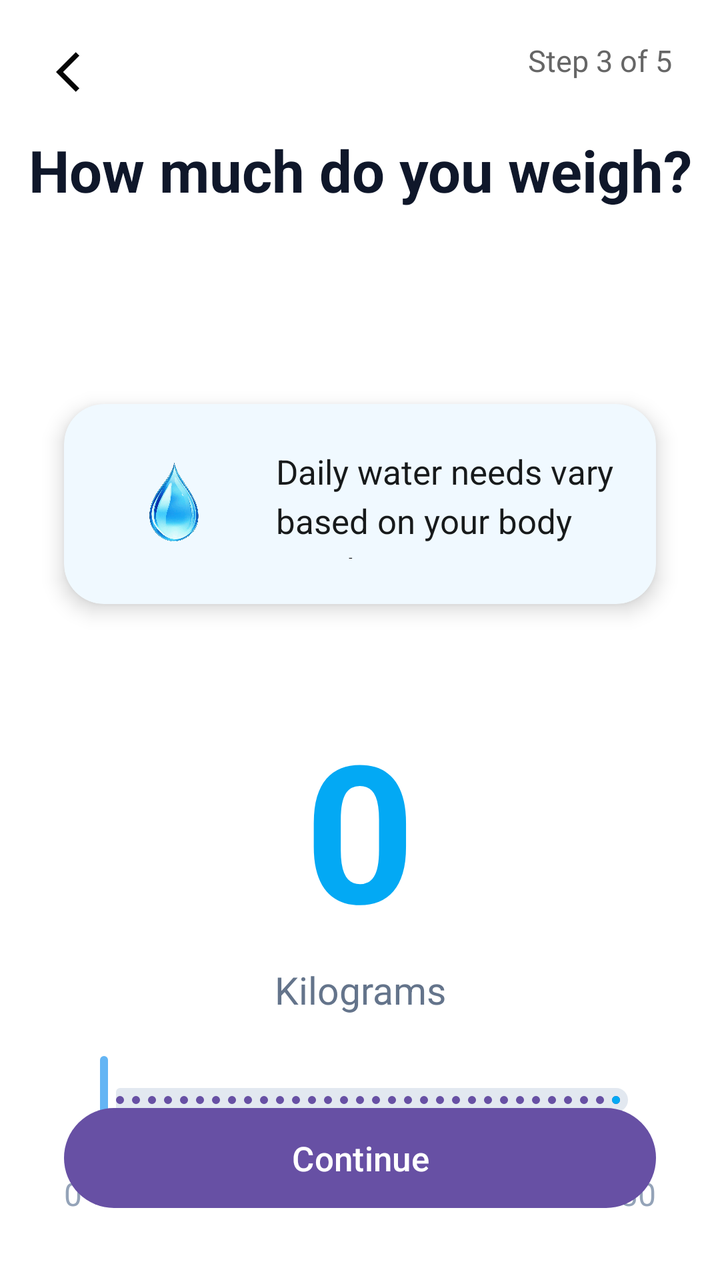
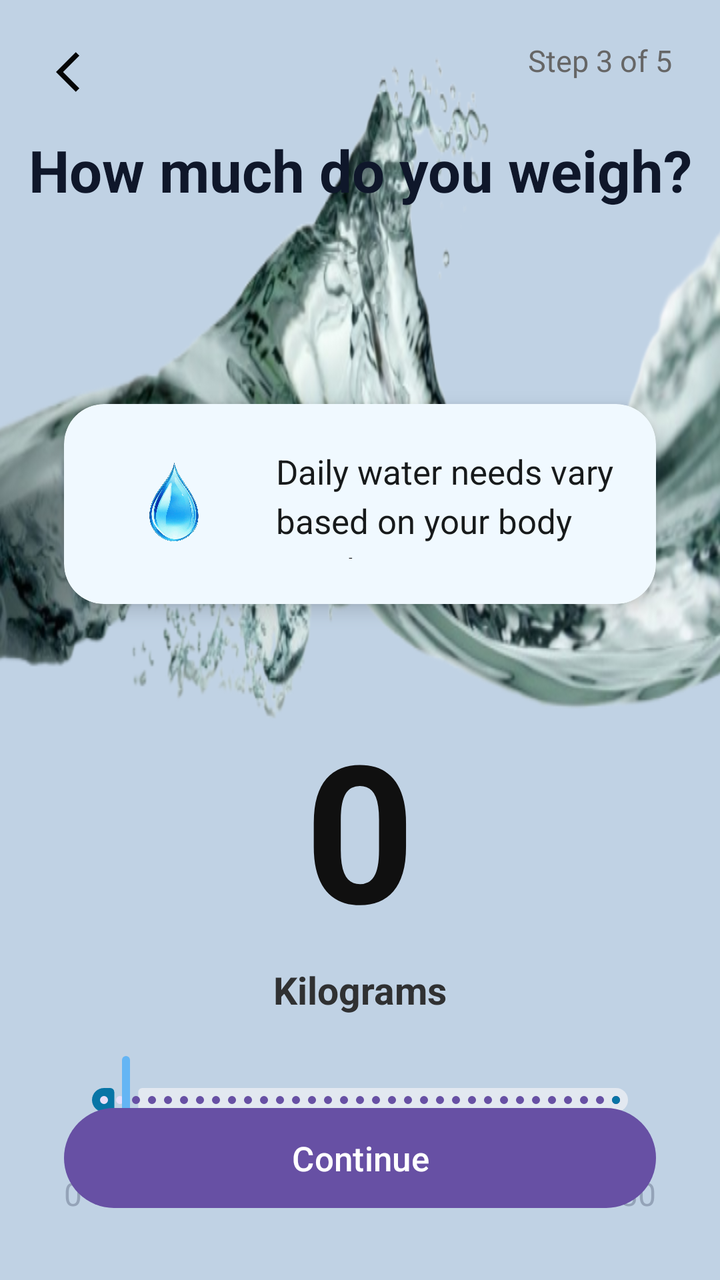

Screens rendered from an Android XML layout before and after an edit, with the pre-edit source and the edit as a unified diff.
<!-- AndroidManifest.xml: application theme Theme.WaterReminder -->
<!-- res/layout/activity_weight_selection.xml -->
<?xml version="1.0" encoding="utf-8"?>
<androidx.constraintlayout.widget.ConstraintLayout xmlns:android="http://schemas.android.com/apk/res/android"
    xmlns:app="http://schemas.android.com/apk/res-auto"
    xmlns:tools="http://schemas.android.com/tools"
    android:layout_width="match_parent"
    android:layout_height="match_parent"
    android:background="#FFFFFF"
    android:id="@+id/WeightSelection"
    tools:context=".WeightSelection">

    
    <ImageButton
        android:id="@+id/btn_back"
        android:layout_width="48dp"
        android:layout_height="48dp"
        android:src="@drawable/baseline_arrow_back_ios_24"
        android:background="?attr/selectableItemBackgroundBorderless"
        app:layout_constraintTop_toTopOf="parent"
        app:layout_constraintStart_toStartOf="parent"
        android:layout_marginTop="12dp"
        android:layout_marginStart="16dp" />

    <TextView
        android:id="@+id/tv_header"
        android:layout_width="wrap_content"
        android:layout_height="wrap_content"
        android:text="Step 3 of 5"
        android:textSize="15sp"
        android:textColor="#666666"
        app:layout_constraintTop_toTopOf="parent"
        app:layout_constraintEnd_toEndOf="parent"
        android:layout_marginTop="20dp"
        android:layout_marginEnd="24dp" />

    <TextView
        android:id="@+id/tv_title"
        android:layout_width="0dp"
        android:layout_height="170dp"
        android:text="How much do you weigh?"
        android:layout_marginTop="50dp"
        android:textSize="29sp"
        android:textColor="#0F172A"
        android:textStyle="bold"
        android:gravity="center"
        android:lineSpacingExtra="6dp"
        app:layout_constraintStart_toStartOf="parent"
        app:layout_constraintEnd_toEndOf="parent"
        android:layout_marginVertical="0dp"
        tools:ignore="MissingConstraints" />

    
    <androidx.cardview.widget.CardView
        android:id="@+id/info_card"
        android:layout_width="0dp"
        android:layout_height="wrap_content"
        app:cardCornerRadius="20dp"
        app:cardElevation="6dp"
        app:cardBackgroundColor="#F0F9FF"
        android:layout_marginHorizontal="32dp"
        app:layout_constraintTop_toBottomOf="@id/tv_title"
        app:layout_constraintStart_toStartOf="parent"
        app:layout_constraintEnd_toEndOf="parent"
        android:layout_marginTop="32dp">

        <LinearLayout
            android:layout_width="match_parent"
            android:layout_height="wrap_content"
            android:orientation="horizontal"
            android:padding="20dp"
            android:gravity="center_vertical">

            <ImageView
                android:layout_width="70dp"
                android:layout_height="60dp"
                android:src="@drawable/water_drop"
                android:layout_marginEnd="16dp" />

            <TextView
                android:layout_width="0dp"
                android:layout_height="55dp"
                android:layout_weight="55"
                android:lineSpacingExtra="5dp"
                android:text="Daily water needs vary based on your body weight."
                android:textColor="#171A1B"
                android:textSize="17sp" />

        </LinearLayout>
    </androidx.cardview.widget.CardView>

    
    <androidx.constraintlayout.widget.ConstraintLayout
        android:layout_width="0dp"
        android:layout_height="wrap_content"
        app:layout_constraintTop_toBottomOf="@id/info_card"
        app:layout_constraintStart_toStartOf="parent"
        app:layout_constraintEnd_toEndOf="parent"
        android:layout_marginTop="48dp"
        android:layout_marginHorizontal="32dp">

        
        <TextView
            android:id="@+id/tv_weight"
            android:layout_width="wrap_content"
            android:layout_height="wrap_content"
            android:text="0"
            android:textSize="96sp"
            android:textColor="#03A9F4"
            android:textStyle="bold"
            android:letterSpacing="-0.04"
            app:layout_constraintTop_toTopOf="parent"
            app:layout_constraintStart_toStartOf="parent"
            app:layout_constraintEnd_toEndOf="parent" />

        <TextView
            android:layout_width="wrap_content"
            android:layout_height="wrap_content"
            android:text="Kilograms"
            android:textSize="19sp"
            android:textColor="#64748B"
            app:layout_constraintTop_toBottomOf="@id/tv_weight"
            app:layout_constraintStart_toStartOf="parent"
            app:layout_constraintEnd_toEndOf="parent"
            android:layout_marginTop="4dp" />

        
        <com.google.android.material.slider.Slider
            android:id="@+id/weight_slider"
            android:layout_width="0dp"
            android:layout_height="wrap_content"
            android:valueFrom="0"
            android:valueTo="230"
            android:value="0"
            android:stepSize="1"
            app:trackHeight="12dp"
            app:thumbRadius="16dp"
            app:trackColorInactive="#E2E8F0"
            app:trackColorActive="#03A9F4"
            app:thumbColor="#64B5F4"
            app:haloColor="#93C5FD"
            app:labelBehavior="gone"
            app:layout_constraintTop_toBottomOf="@id/tv_weight"
            app:layout_constraintStart_toStartOf="parent"
            app:layout_constraintEnd_toEndOf="parent"
            android:layout_marginTop="48dp" />

        
        <TextView
            android:layout_width="wrap_content"
            android:layout_height="wrap_content"
            android:text="0"
            android:textColor="#94A3B8"
            android:textSize="16sp"
            app:layout_constraintTop_toBottomOf="@id/weight_slider"
            app:layout_constraintStart_toStartOf="parent"
            android:layout_marginTop="12dp" />

        <TextView
            android:layout_width="wrap_content"
            android:layout_height="wrap_content"
            android:text="230"
            android:textColor="#94A3B8"
            android:textSize="16sp"
            app:layout_constraintTop_toBottomOf="@id/weight_slider"
            app:layout_constraintEnd_toEndOf="parent"
            android:layout_marginTop="12dp" />

        
        <TextView
            android:id="@+id/tv_next"
            android:layout_width="wrap_content"
            android:layout_height="wrap_content"
            android:text="61 lbs"
            android:textSize="26sp"
            android:textColor="#94A3B8"
            app:layout_constraintTop_toBottomOf="@id/tv_next"
            app:layout_constraintStart_toStartOf="parent"
            app:layout_constraintEnd_toEndOf="parent"
            android:layout_marginTop="12dp" />

    </androidx.constraintlayout.widget.ConstraintLayout>
    <com.google.android.material.button.MaterialButton
        android:id="@+id/btn_next"
        android:layout_width="0dp"
        android:layout_height="58dp"
        android:text="Continue"
        android:textSize="17sp"
        app:cornerRadius="30dp"
        app:layout_constraintBottom_toBottomOf="parent"
        app:layout_constraintStart_toStartOf="parent"
        app:layout_constraintEnd_toEndOf="parent"
        android:layout_marginHorizontal="32dp"
        android:layout_marginBottom="32dp" />
</androidx.constraintlayout.widget.ConstraintLayout>
<!-- resources referenced by this layout -->
<resources>
  <!-- drawable baseline_arrow_back_ios_24 (drawable) -->
  <vector xmlns:android="http://schemas.android.com/apk/res/android" android:autoMirrored="true" android:height="24dp" android:tint="#050505" android:viewportHeight="24" android:viewportWidth="24" android:width="24dp">
        
      <path android:fillColor="@android:color/white" android:pathData="M11.67,3.87L9.9,2.1 0,12l9.9,9.9 1.77,-1.77L3.54,12z"/>
      
  </vector>
  <!-- drawable water_drop: png bitmap (drawable, 103002 bytes) -->
  <style name="Theme.WaterReminder" parent="Base.Theme.WaterReminder" />
  <style name="Base.Theme.WaterReminder" parent="Theme.Material3.DayNight.NoActionBar">
          
          
      </style>
</resources>

<!-- the commit's change to res/layout/activity_weight_selection.xml (unified diff, before → after) -->
@@ -4,9 +4,17 @@
     xmlns:tools="http://schemas.android.com/tools"
     android:layout_width="match_parent"
     android:layout_height="match_parent"
-    android:background="#FFFFFF"
+    android:background="#C0D2E4"
     android:id="@+id/WeightSelection"
     tools:context=".WeightSelection">
+
+    <ImageView
+        android:layout_width="wrap_content"
+        android:layout_height="0dp"
+        android:background="@drawable/bgwater"
+        tools:ignore="MissingConstraints"
+        tools:layout_editor_absoluteX="0dp"
+        tools:layout_editor_absoluteY="290dp" />
 
     
     <ImageButton
@@ -104,7 +112,7 @@
             android:layout_height="wrap_content"
             android:text="0"
             android:textSize="96sp"
-            android:textColor="#03A9F4"
+            android:textColor="#101010"
             android:textStyle="bold"
             android:letterSpacing="-0.04"
             app:layout_constraintTop_toTopOf="parent"
@@ -116,7 +124,8 @@
             android:layout_height="wrap_content"
             android:text="Kilograms"
             android:textSize="19sp"
-            android:textColor="#64748B"
+            android:textColor="#303132"
+            android:textStyle="bold"
             app:layout_constraintTop_toBottomOf="@id/tv_weight"
             app:layout_constraintStart_toStartOf="parent"
             app:layout_constraintEnd_toEndOf="parent"
@@ -129,12 +138,12 @@
             android:layout_height="wrap_content"
             android:valueFrom="0"
             android:valueTo="230"
-            android:value="0"
+            android:value="10"
             android:stepSize="1"
             app:trackHeight="12dp"
             app:thumbRadius="16dp"
             app:trackColorInactive="#E2E8F0"
-            app:trackColorActive="#03A9F4"
+            app:trackColorActive="#0875A6"
             app:thumbColor="#64B5F4"
             app:haloColor="#93C5FD"
             app:labelBehavior="gone"
<!-- resource entries referenced after the edit -->
@@ -6,6 +6,7 @@
       <path android:fillColor="@android:color/white" android:pathData="M11.67,3.87L9.9,2.1 0,12l9.9,9.9 1.77,-1.77L3.54,12z"/>
       
   </vector>
+  <!-- drawable bgwater: png bitmap (drawable, 358820 bytes) -->
   <!-- drawable water_drop: png bitmap (drawable, 103002 bytes) -->
   <style name="Theme.WaterReminder" parent="Base.Theme.WaterReminder" />
   <style name="Base.Theme.WaterReminder" parent="Theme.Material3.DayNight.NoActionBar">
